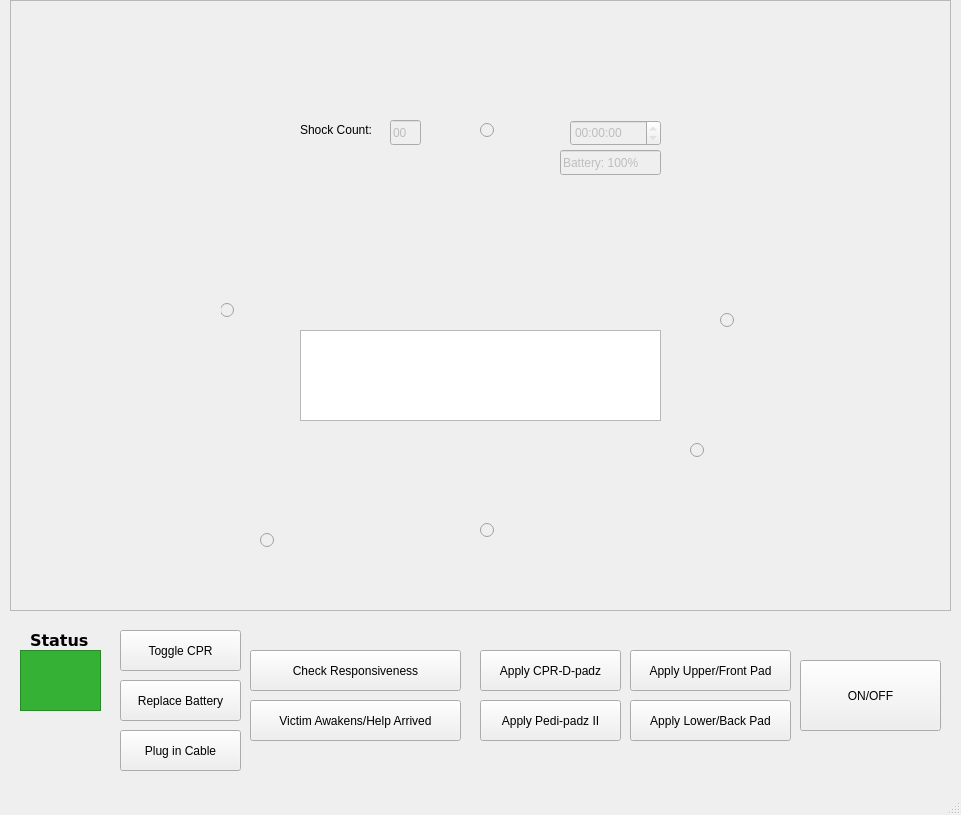
Before: the Qt Designer form src/aed-sim/mainwindow.ui in zachtes13/comp3004_aed-sim, drawn with Qt 5.
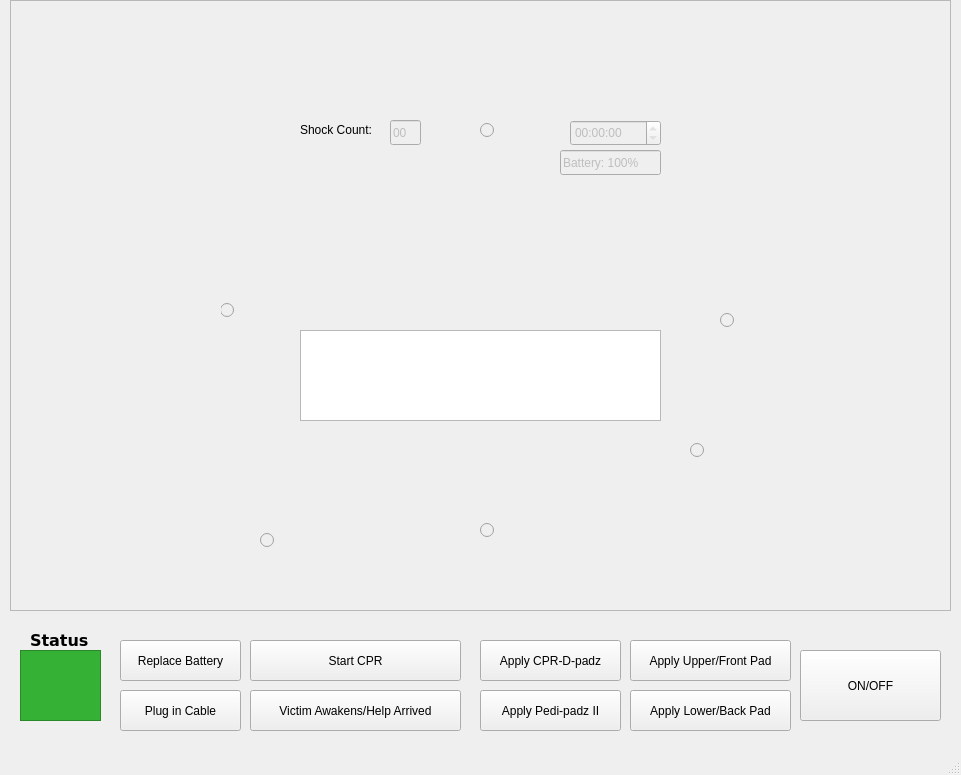
After: the same form once the commit is applied.

Commit message: change toggleCPR to startCPR, changed stage 1 and 2 to use timers

```diff
--- a/src/aed-sim/mainwindow.ui
+++ b/src/aed-sim/mainwindow.ui
@@ -7,7 +7,7 @@
     <x>0</x>
     <y>0</y>
     <width>961</width>
-    <height>815</height>
+    <height>775</height>
    </rect>
   </property>
   <property name="windowTitle">
@@ -496,7 +496,7 @@
       <x>20</x>
       <y>650</y>
       <width>81</width>
-      <height>61</height>
+      <height>71</height>
      </rect>
     </property>
     <property name="styleSheet">
@@ -529,7 +529,7 @@
     <property name="geometry">
      <rect>
       <x>630</x>
-      <y>700</y>
+      <y>690</y>
       <width>161</width>
       <height>41</height>
      </rect>
@@ -542,7 +542,7 @@
     <property name="geometry">
      <rect>
       <x>480</x>
-      <y>650</y>
+      <y>640</y>
       <width>141</width>
       <height>41</height>
      </rect>
@@ -555,7 +555,7 @@
     <property name="geometry">
      <rect>
       <x>480</x>
-      <y>700</y>
+      <y>690</y>
       <width>141</width>
       <height>41</height>
      </rect>
@@ -564,24 +564,11 @@
      <string>Apply Pedi-padz II</string>
     </property>
    </widget>
-   <widget class="QPushButton" name="checkResponsivenessButton">
-    <property name="geometry">
-     <rect>
-      <x>250</x>
-      <y>650</y>
-      <width>211</width>
-      <height>41</height>
-     </rect>
-    </property>
-    <property name="text">
-     <string>Check Responsiveness</string>
-    </property>
-   </widget>
    <widget class="QPushButton" name="connectCableButton">
     <property name="geometry">
      <rect>
       <x>120</x>
-      <y>730</y>
+      <y>690</y>
       <width>121</width>
       <height>41</height>
      </rect>
@@ -593,21 +580,21 @@
    <widget class="QPushButton" name="toggleCprButton">
     <property name="geometry">
      <rect>
-      <x>120</x>
-      <y>630</y>
-      <width>121</width>
+      <x>250</x>
+      <y>640</y>
+      <width>211</width>
       <height>41</height>
      </rect>
     </property>
     <property name="text">
-     <string>Toggle CPR</string>
+     <string>Start CPR</string>
     </property>
    </widget>
    <widget class="QPushButton" name="applyUpperFrontPadButton">
     <property name="geometry">
      <rect>
       <x>630</x>
-      <y>650</y>
+      <y>640</y>
       <width>161</width>
       <height>41</height>
      </rect>
@@ -620,7 +607,7 @@
     <property name="geometry">
      <rect>
       <x>800</x>
-      <y>660</y>
+      <y>650</y>
       <width>141</width>
       <height>71</height>
      </rect>
@@ -633,7 +620,7 @@
     <property name="geometry">
      <rect>
       <x>120</x>
-      <y>680</y>
+      <y>640</y>
       <width>121</width>
       <height>41</height>
      </rect>
@@ -646,7 +633,7 @@
     <property name="geometry">
      <rect>
       <x>250</x>
-      <y>700</y>
+      <y>690</y>
       <width>211</width>
       <height>41</height>
      </rect>
```
The commit also changes 10 other files.
